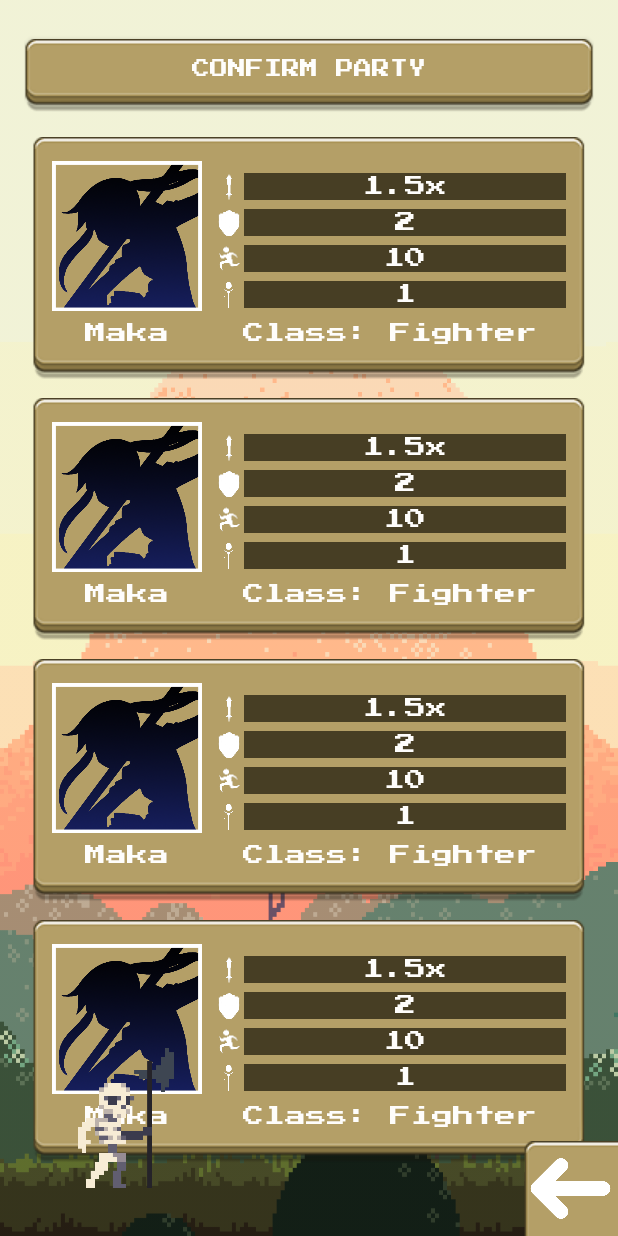
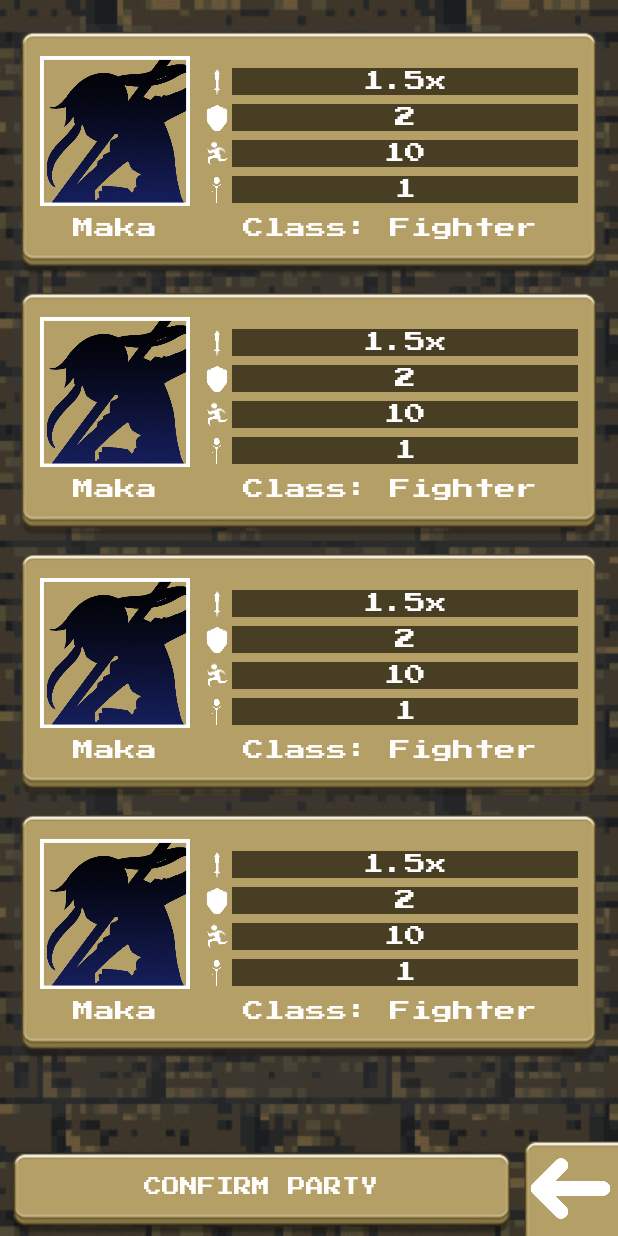
Before and after one commit to Geoffery10/Battle-Kingdoms-Lost-World, an Android app: the ChoosePartyActivity screen opened directly, with no data from a screen before it, on a phone screen of 412 x 824 dp. Run offline under Robolectric (Android 15) with nearby library versions, the phone set to English and light mode, and no system bars.

Commit message:
Adjusted Layout of Character Selection

```diff
--- a/app/src/main/res/layout/activity_choose_party.xml
+++ b/app/src/main/res/layout/activity_choose_party.xml
@@ -2,43 +2,27 @@
 <androidx.constraintlayout.widget.ConstraintLayout xmlns:android="http://schemas.android.com/apk/res/android"
     xmlns:app="http://schemas.android.com/apk/res-auto"
     xmlns:tools="http://schemas.android.com/tools"
+    android:id="@+id/activity_choose_party"
     android:layout_width="match_parent"
     android:layout_height="match_parent"
-    android:background="@drawable/mainbg"
-    android:id="@+id/activity_choose_party"
+    android:background="@drawable/woodbg"
     tools:context=".activities.ChoosePartyActivity">
 
     <LinearLayout
         android:id="@+id/linearLayout2"
         android:layout_width="0dp"
-        android:layout_height="wrap_content"
-        android:layout_marginStart="16dp"
+        android:layout_height="0dp"
+        android:layout_marginStart="8dp"
         android:layout_marginTop="16dp"
-        android:layout_marginEnd="16dp"
+        android:layout_marginEnd="8dp"
         android:layout_marginBottom="16dp"
+        android:background="@color/colorPrimaryDarkTrans"
         android:orientation="vertical"
         app:layout_constraintBottom_toTopOf="@+id/btnBackHome"
         app:layout_constraintEnd_toEndOf="parent"
         app:layout_constraintStart_toStartOf="parent"
         app:layout_constraintTop_toTopOf="parent"
         app:layout_constraintVertical_bias="0.0">
-
-        <Button
-            android:id="@+id/btnConfirmParty"
-            android:layout_width="match_parent"
-            android:layout_height="wrap_content"
-            android:layout_gravity="center_horizontal"
-            android:layout_marginTop="10dp"
-            android:layout_marginBottom="10dp"
-            android:background="@drawable/button_v2"
-            android:fontFamily="@font/press_start_2p"
-            android:lineSpacingExtra="8sp"
-            android:text="Confirm Party"
-            android:textAlignment="center"
-            android:textColor="@color/colorTextLight"
-            android:textColorLink="@color/colorPrimaryDark"
-            android:textSize="12sp"
-            android:typeface="normal" />
 
         <androidx.recyclerview.widget.RecyclerView
             android:id="@+id/character_view"
@@ -51,18 +35,6 @@
 
     </LinearLayout>
 
-    <pl.droidsonroids.gif.GifImageView
-        android:id="@+id/gifImageView"
-        android:layout_width="77dp"
-        android:layout_height="93dp"
-        android:layout_marginEnd="32dp"
-        android:layout_marginBottom="32dp"
-        android:src="@drawable/skeleton_idle_v2"
-        app:layout_constraintBottom_toBottomOf="parent"
-        app:layout_constraintEnd_toEndOf="parent"
-        app:layout_constraintHorizontal_bias="0.158"
-        app:layout_constraintStart_toStartOf="parent" />
-
     <Button
         android:id="@+id/btnBackHome"
         android:layout_width="63dp"
@@ -73,4 +45,26 @@
         app:layout_constraintBottom_toBottomOf="parent"
         app:layout_constraintEnd_toEndOf="parent" />
 
+    <Button
+        android:id="@+id/btnConfirmParty"
+        android:layout_width="0dp"
+        android:layout_height="0dp"
+        android:layout_gravity="center_horizontal"
+        android:layout_marginStart="8dp"
+        android:layout_marginTop="8dp"
+        android:layout_marginEnd="8dp"
+        android:background="@drawable/button_v2"
+        android:fontFamily="@font/press_start_2p"
+        android:lineSpacingExtra="8sp"
+        android:text="Confirm Party"
+        android:textAlignment="center"
+        android:textColor="@color/colorTextLight"
+        android:textColorLink="@color/colorPrimaryDark"
+        android:textSize="12sp"
+        android:typeface="normal"
+        app:layout_constraintBottom_toBottomOf="parent"
+        app:layout_constraintEnd_toStartOf="@+id/btnBackHome"
+        app:layout_constraintStart_toStartOf="parent"
+        app:layout_constraintTop_toTopOf="@+id/btnBackHome" />
+
 </androidx.constraintlayout.widget.ConstraintLayout>
```
